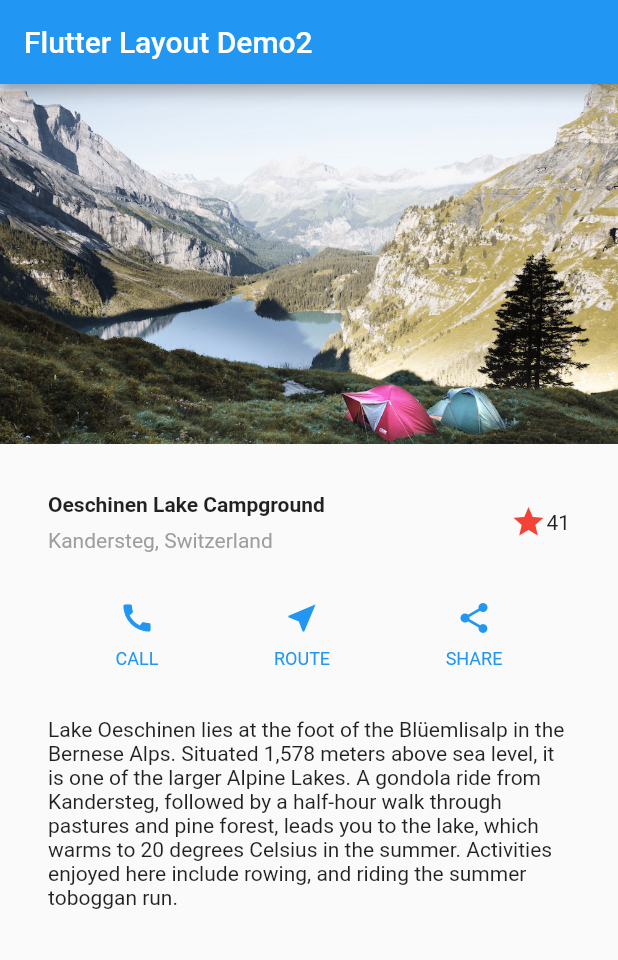
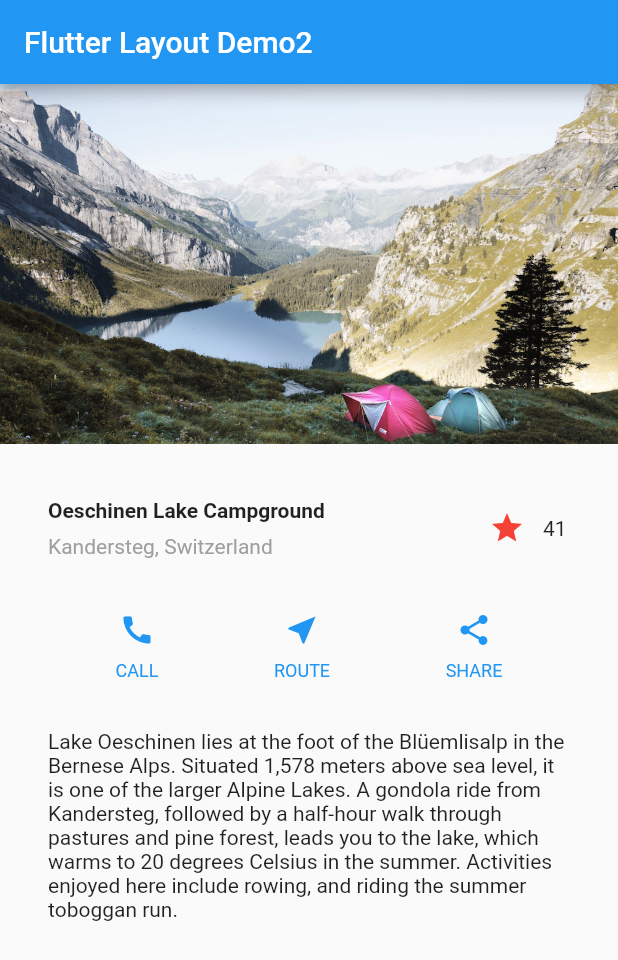
Before and after one commit to masamiShim/flutter_tutorial, a Flutter app: the screen it shows after launch, on a phone screen of 412 x 824 dp. Shown: the top 960 px of the screen. Run offline on Flutter 3.47's test engine with Material 2 defaults, Android fonts, the phone set to English and light mode, and no system bars.

Commit message:
ウィジェットのインタラクションについてと状態管理について

```diff
--- a/lib/main.dart
+++ b/lib/main.dart
@@ -115,11 +115,7 @@ Widget titleSection = Container(
           ],
         ),
       ),
-      Icon(
-        Icons.star,
-        color: Colors.red[500],
-      ),
-      Text('41')
+      FavoriteWidget(),
     ],
   ),
 );
@@ -158,3 +154,49 @@ Widget topImage = Image.asset(
     height: 240,
     fit: BoxFit.cover
 );
+
+class FavoriteWidget extends StatefulWidget {
+  @override
+  _FavoriteWidgetState createState() => _FavoriteWidgetState();
+}
+
+class _FavoriteWidgetState extends State<FavoriteWidget> {
+  bool _isFavorited = true;
+  int _favoriteCount = 41;
+
+  void _toggleFavorite() {
+    setState(() {
+      if (_isFavorited) {
+        _favoriteCount -= 1;
+        _isFavorited = false;
+      } else {
+        _favoriteCount += 1;
+        _isFavorited = true;
+      }
+    });
+  }
+
+  @override
+  Widget build(BuildContext context) {
+    // TODO: implement build
+    return Row(
+      mainAxisSize: MainAxisSize.min,
+      children: <Widget>[
+        Container(
+          padding: EdgeInsets.all(0),
+          child: IconButton(
+            icon: (_isFavorited ? Icon(Icons.star) : Icon(Icons.star_border)),
+            color: Colors.red[500],
+            onPressed: _toggleFavorite,
+          ),
+        ),
+        SizedBox(
+          width: 18,
+          child: Container(
+            child: Text('$_favoriteCount'),
+          )
+        )
+      ],
+    );
+  }
+}
```
